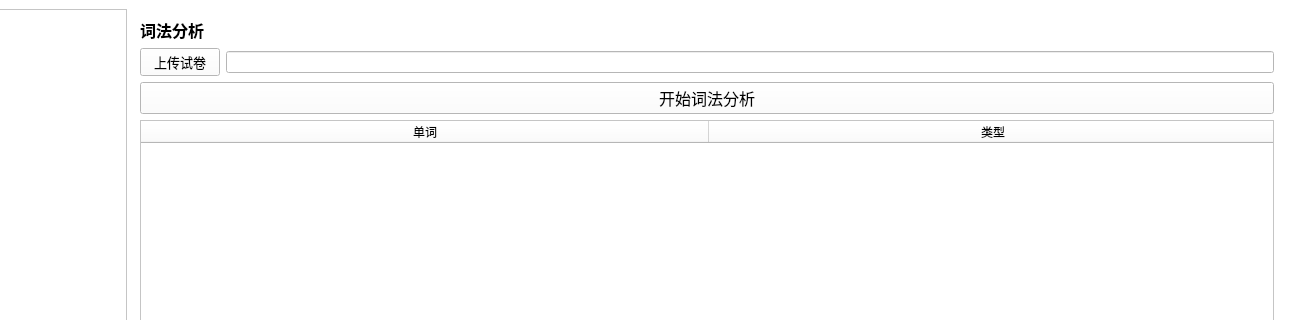
cylqqqcyl/exam-compiler, file frontend/mainWin.ui: the form before one commit; both pictures show x 191 to 1483 and y 0 to 320 of the 1483 by 789 pixel window.
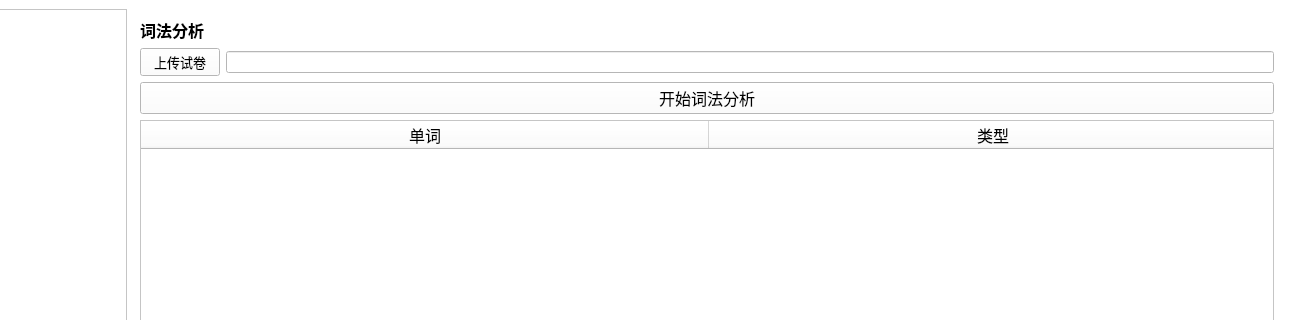
The form after the commit. The open tabs and pages were chosen to show the change. Icons and pictures are not drawn.

```diff
--- a/frontend/mainWin.ui
+++ b/frontend/mainWin.ui
@@ -1093,6 +1093,15 @@
          </item>
          <item>
           <widget class="QTableWidget" name="lexemeTbl">
+           <property name="font">
+            <font>
+             <family>微软雅黑</family>
+             <pointsize>10</pointsize>
+            </font>
+           </property>
+           <property name="editTriggers">
+            <set>QAbstractItemView::NoEditTriggers</set>
+           </property>
            <attribute name="horizontalHeaderMinimumSectionSize">
             <number>568</number>
            </attribute>
@@ -1103,11 +1112,23 @@
             <property name="text">
              <string>单词</string>
             </property>
+            <property name="font">
+             <font>
+              <family>微软雅黑</family>
+              <pointsize>12</pointsize>
+             </font>
+            </property>
            </column>
            <column>
             <property name="text">
              <string>类型</string>
             </property>
+            <property name="font">
+             <font>
+              <family>微软雅黑</family>
+              <pointsize>12</pointsize>
+             </font>
+            </property>
            </column>
           </widget>
          </item>
```
Left out of the diff: 6 changed lines with no effect on the pictures.
